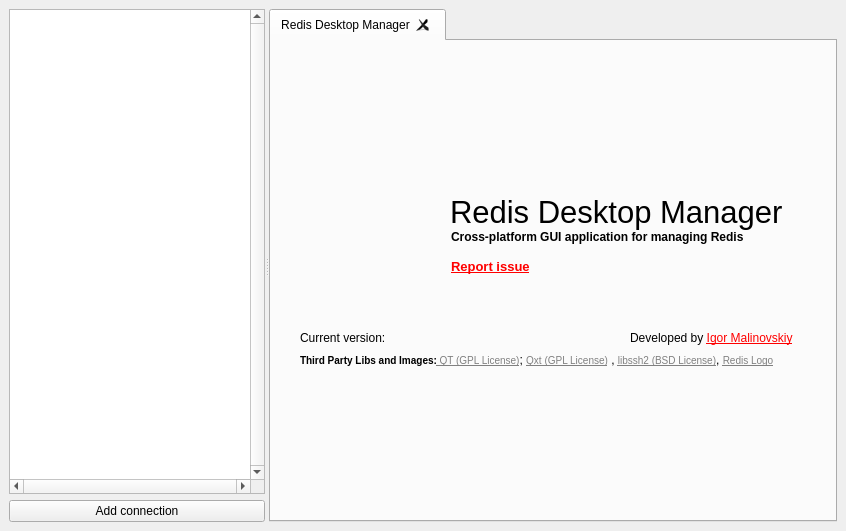
This is redis-desktop-manager/forms/demo.ui in RedisInsight/RedisDesktopManager as Qt 5 draws it before an edit. The edited form follows.
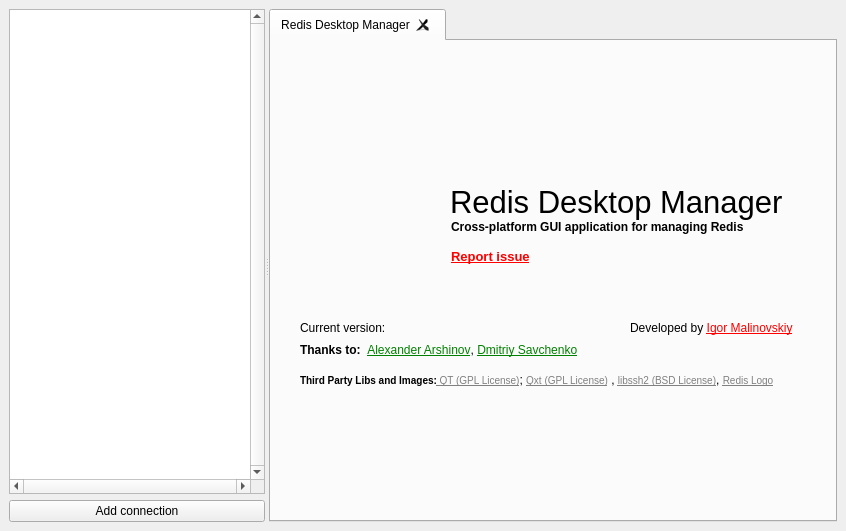
This is the edited form. Icons and pictures are not drawn.

Commit message: Added thanks to block + updated application version

What changed in the file:
```diff
--- a/redis-desktop-manager/forms/demo.ui
+++ b/redis-desktop-manager/forms/demo.ui
@@ -205,7 +205,7 @@
            <property name="minimumSize">
             <size>
              <width>560</width>
-             <height>220</height>
+             <height>240</height>
             </size>
            </property>
            <widget class="QLabel" name="applicationInfoLabel">
@@ -301,7 +301,7 @@
             <property name="geometry">
              <rect>
               <x>20</x>
-              <y>180</y>
+              <y>210</y>
               <width>531</width>
               <height>21</height>
              </rect>
@@ -350,6 +350,34 @@
              <bool>true</bool>
             </property>
            </widget>
+           <widget class="QLabel" name="thanksLabel">
+            <property name="geometry">
+             <rect>
+              <x>20</x>
+              <y>180</y>
+              <width>531</width>
+              <height>21</height>
+             </rect>
+            </property>
+            <property name="sizePolicy">
+             <sizepolicy hsizetype="Expanding" vsizetype="Fixed">
+              <horstretch>0</horstretch>
+              <verstretch>0</verstretch>
+             </sizepolicy>
+            </property>
+            <property name="text">
+             <string>&lt;p&gt;&lt;b&gt;Thanks to:&amp;nbsp;&amp;nbsp;&lt;/b&gt;&lt;a href=&quot;https://github.com/stalker-druid/&quot;&gt;&lt;span style=&quot;color:green;&quot;&gt;Alexander Arshinov&lt;/span&gt;&lt;/a&gt;, &lt;a href=&quot;https://github.com/loginwashere&quot;&gt;&lt;span style=&quot; color:green;&quot;&gt;Dmitriy Savchenko&lt;/span&gt;&lt;/a&gt;&lt;/p&gt;</string>
+            </property>
+            <property name="scaledContents">
+             <bool>true</bool>
+            </property>
+            <property name="wordWrap">
+             <bool>true</bool>
+            </property>
+            <property name="openExternalLinks">
+             <bool>true</bool>
+            </property>
+           </widget>
           </widget>
          </item>
         </layout>
```
The commit also changes 1 other file.
